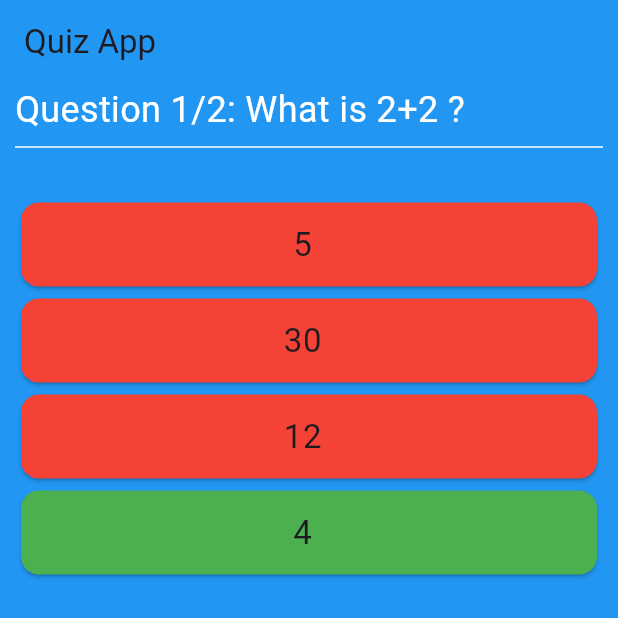
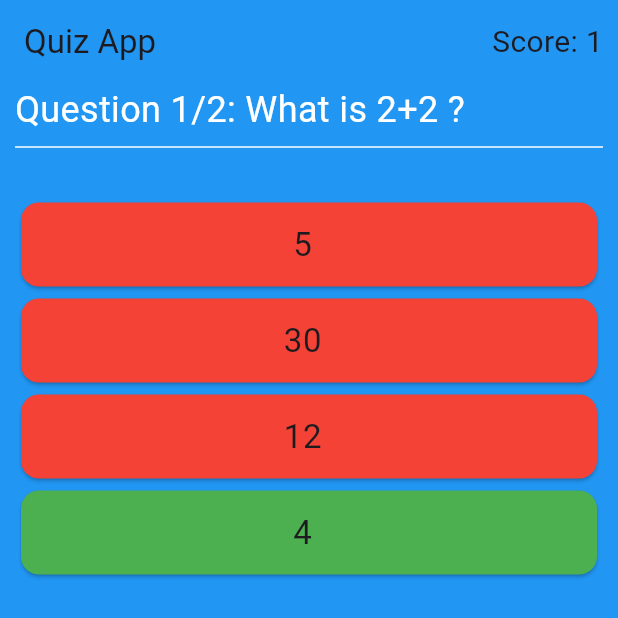
Before and after one commit to marquinhos2017/quiz_app, a Flutter app: the screen it shows after launch, after a tap on an icon or button, on a phone screen of 412 x 824 dp, the top half of it. Run offline on Flutter 3.47's test engine with Material 3 defaults, Android fonts, the phone set to English and light mode, and no system bars.

Commit message:
Adding the score

```diff
--- a/lib/screens/home_screen.dart
+++ b/lib/screens/home_screen.dart
@@ -26,7 +26,9 @@ class _HomeScreenState extends State<HomeScreen> {
     )
   ];
   int index=0;
+  int score = 0;
   bool isPressed = false;
+    bool isAlreadySelected = false;
   void nextQuestion(){
     if(index == _questions.length-1){
       return;
@@ -35,6 +37,7 @@ class _HomeScreenState extends State<HomeScreen> {
         setState(() {
           index++;
           isPressed = false;
+          isAlreadySelected = false;
         });
       }else{
         ScaffoldMessenger.of(context).showSnackBar(const SnackBar(
@@ -48,10 +51,20 @@ class _HomeScreenState extends State<HomeScreen> {
 
   }
 
-  void changeColor(){
+  void checkAnswerandUpdate(bool value){
+    if(isAlreadySelected){
+      return;
+    }else{
+      if(value == true){
+        score++;
         setState(() {
           isPressed = true;
+          isAlreadySelected = true;
         });
+      }
+    }
+
+
   }
   @override
   Widget build(BuildContext context) {
@@ -61,6 +74,14 @@ class _HomeScreenState extends State<HomeScreen> {
         title: const Text('Quiz App'),
         backgroundColor: background,
         shadowColor: const Color.fromRGBO(0, 0, 0, 0),
+        actions: [
+          Padding(padding: const EdgeInsets.all(10),
+          child: Text(
+            'Score: $score',
+            style: TextStyle(fontSize: 20),
+            ),
+          )
+        ],
       ),
       body: Container(
         width: double.infinity,
@@ -75,13 +96,16 @@ class _HomeScreenState extends State<HomeScreen> {
               const Divider(color: neutral),
               const SizedBox(height: 25),
               for(int i = 0; i < _questions[index].options.length;i++)
-              OptionCard(
+              GestureDetector(
+                onTap: () => checkAnswerandUpdate(_questions[index].options.values.toList()[i] ),
+                child: OptionCard(
                   option: _questions[index].options.keys.toList()[i],
                   color: isPressed ? _questions[index].options.values.toList()[i] == true
                     ? correct
                     : incorrect
                   : neutral,
-                onTap: changeColor,
+
+                ),
               ),
 
 
--- a/lib/widgets/option_card.dart
+++ b/lib/widgets/option_card.dart
@@ -2,17 +2,15 @@ import 'package:flutter/material.dart';
 import 'package:quiz_app/constants.dart';
 
 class OptionCard extends StatelessWidget {
-  const OptionCard({super.key, required this.option, required this.color, required this.onTap});
+  const OptionCard({super.key, required this.option, required this.color});
   final String option;
 
   final Color color;
-  final VoidCallback onTap;
+
 
   @override
   Widget build(BuildContext context) {
-    return GestureDetector(
-      onTap: onTap,
-      child: Card(
+    return Card(
       color:  color,
       child: ListTile(
         title: Text(
@@ -23,7 +21,6 @@ class OptionCard extends StatelessWidget {
           ),
         ),
       ),
-      ),
     );
   }
 }
```
Lines whose indentation alone changed are shown as unchanged.
